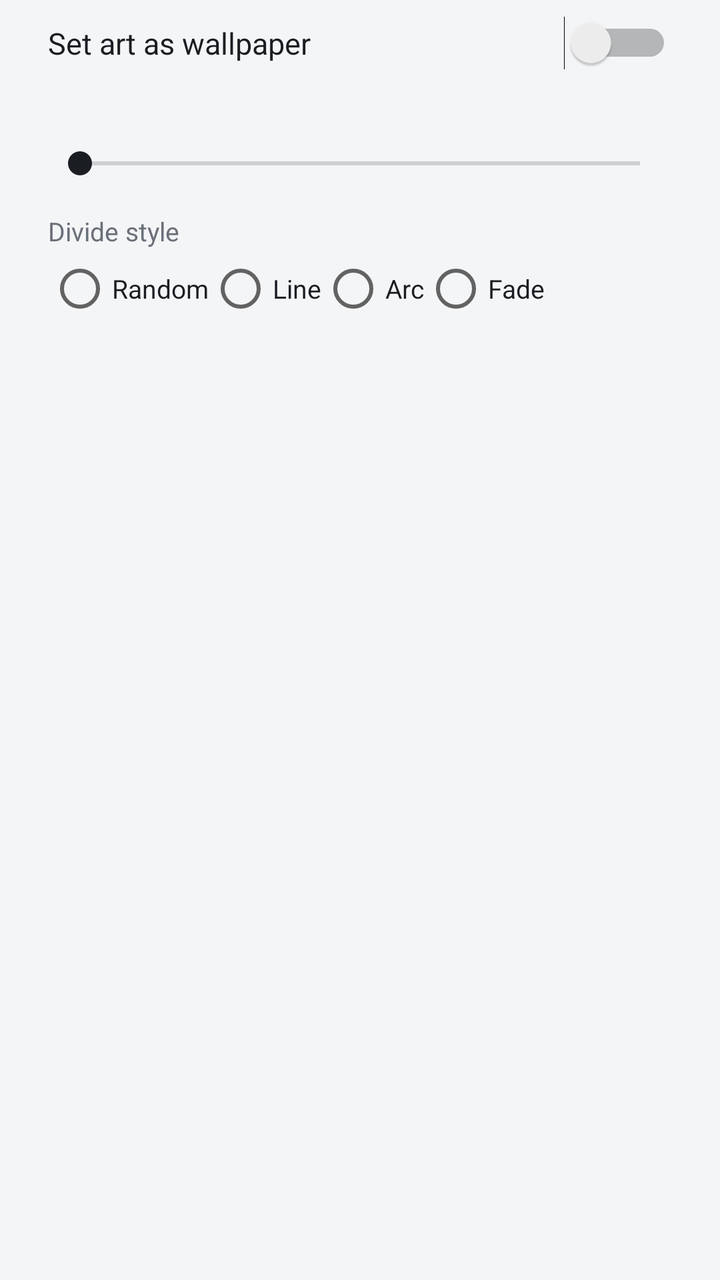
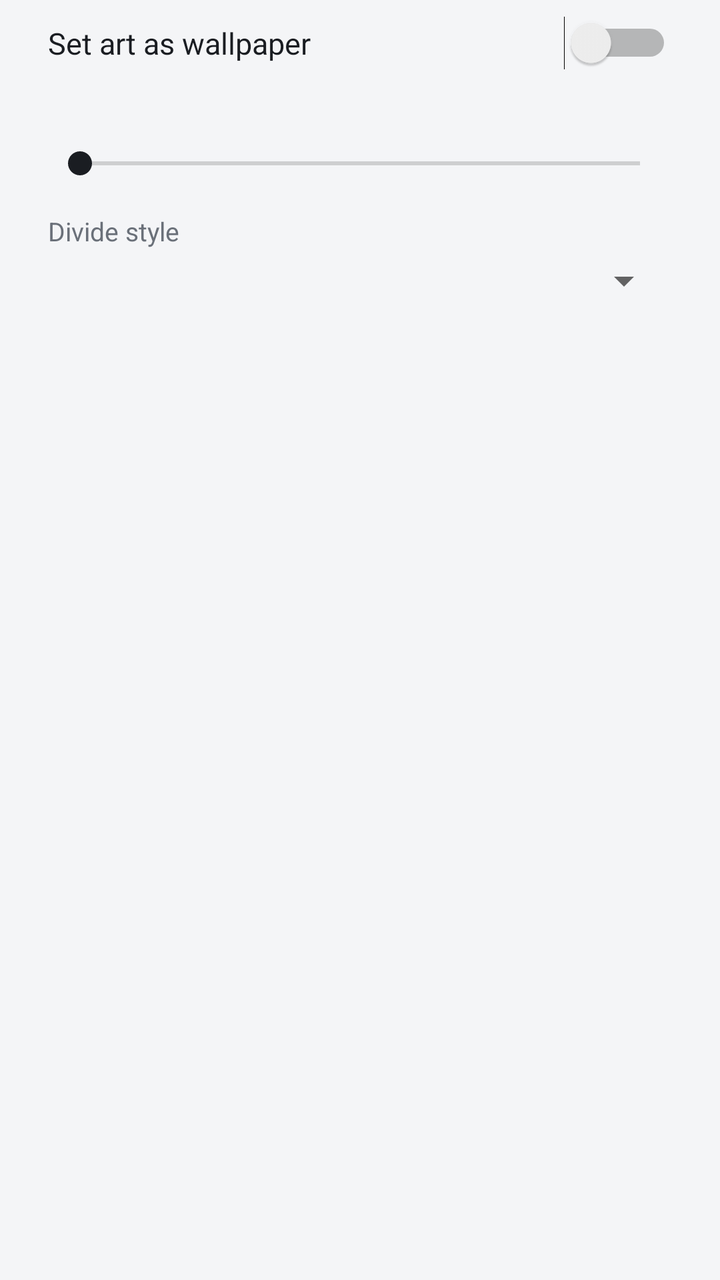

Two renders of the same Android screen: before a commit and after it. Below are the layout's source before the change and the commit's diff.
<!-- AndroidManifest.xml: application theme AppTheme -->
<!-- res/layout/dialog_wallpaper.xml -->
<?xml version="1.0" encoding="utf-8"?>
<LinearLayout xmlns:android="http://schemas.android.com/apk/res/android"
    android:layout_width="match_parent"
    android:layout_height="wrap_content"
    android:orientation="vertical"
    android:paddingStart="24dp"
    android:paddingEnd="24dp"
    android:paddingTop="8dp">

    <Switch
        android:id="@+id/switchWallpaper"
        android:layout_width="match_parent"
        android:layout_height="wrap_content"
        android:text="@string/wallpaper_switch"
        android:textColor="@color/text"
        android:textSize="15sp" />

    <TextView
        android:id="@+id/solidLabel"
        android:layout_width="wrap_content"
        android:layout_height="wrap_content"
        android:layout_marginTop="16dp"
        android:textColor="@color/text_dim"
        android:textSize="13sp" />

    <SeekBar
        android:id="@+id/solidSeek"
        android:layout_width="match_parent"
        android:layout_height="wrap_content"
        android:layout_marginTop="4dp"
        android:max="60" />

    <TextView
        android:layout_width="wrap_content"
        android:layout_height="wrap_content"
        android:layout_marginTop="16dp"
        android:text="@string/divide_label"
        android:textColor="@color/text_dim"
        android:textSize="13sp" />

    <RadioGroup
        android:id="@+id/divideGroup"
        android:layout_width="match_parent"
        android:layout_height="wrap_content"
        android:layout_marginTop="4dp"
        android:orientation="horizontal">

        <RadioButton
            android:id="@+id/divideRandom"
            android:layout_width="wrap_content"
            android:layout_height="wrap_content"
            android:text="@string/divide_random"
            android:textColor="@color/text"
            android:textSize="13sp" />

        <RadioButton
            android:id="@+id/divideLine"
            android:layout_width="wrap_content"
            android:layout_height="wrap_content"
            android:text="@string/divide_line"
            android:textColor="@color/text"
            android:textSize="13sp" />

        <RadioButton
            android:id="@+id/divideArc"
            android:layout_width="wrap_content"
            android:layout_height="wrap_content"
            android:text="@string/divide_arc"
            android:textColor="@color/text"
            android:textSize="13sp" />

        <RadioButton
            android:id="@+id/divideFade"
            android:layout_width="wrap_content"
            android:layout_height="wrap_content"
            android:text="@string/divide_fade"
            android:textColor="@color/text"
            android:textSize="13sp" />
    </RadioGroup>
</LinearLayout>
<!-- resources referenced by this layout -->
<resources>
  <color name="text">#1A1D22</color>
  <color name="text_dim">#6A7079</color>
  <string name="divide_arc">Arc</string>
  <string name="divide_fade">Fade</string>
  <string name="divide_label">Divide style</string>
  <string name="divide_line">Line</string>
  <string name="divide_random">Random</string>
  <string name="wallpaper_switch">Set art as wallpaper</string>
  <style name="AppTheme" parent="android:Theme.Material.Light.NoActionBar">
          <item name="android:windowBackground">@color/bg</item>
          <item name="android:statusBarColor">@color/bg</item>
          <item name="android:navigationBarColor">@color/bg</item>
          <item name="android:textColor">@color/text</item>
          <item name="android:colorAccent">@color/text</item>
          <item name="android:windowLightStatusBar">true</item>
          <item name="android:windowLightNavigationBar">true</item>
      </style>
  <color name="bg">#F4F5F7</color>
</resources>

<!-- the commit's change to res/layout/dialog_wallpaper.xml (unified diff, before → after) -->
@@ -38,43 +38,9 @@
         android:textColor="@color/text_dim"
         android:textSize="13sp" />
 
-    <RadioGroup
-        android:id="@+id/divideGroup"
+    <Spinner
+        android:id="@+id/divideSpinner"
         android:layout_width="match_parent"
         android:layout_height="wrap_content"
-        android:layout_marginTop="4dp"
-        android:orientation="horizontal">
-
-        <RadioButton
-            android:id="@+id/divideRandom"
-            android:layout_width="wrap_content"
-            android:layout_height="wrap_content"
-            android:text="@string/divide_random"
-            android:textColor="@color/text"
-            android:textSize="13sp" />
-
-        <RadioButton
-            android:id="@+id/divideLine"
-            android:layout_width="wrap_content"
-            android:layout_height="wrap_content"
-            android:text="@string/divide_line"
-            android:textColor="@color/text"
-            android:textSize="13sp" />
-
-        <RadioButton
-            android:id="@+id/divideArc"
-            android:layout_width="wrap_content"
-            android:layout_height="wrap_content"
-            android:text="@string/divide_arc"
-            android:textColor="@color/text"
-            android:textSize="13sp" />
-
-        <RadioButton
-            android:id="@+id/divideFade"
-            android:layout_width="wrap_content"
-            android:layout_height="wrap_content"
-            android:text="@string/divide_fade"
-            android:textColor="@color/text"
-            android:textSize="13sp" />
-    </RadioGroup>
+        android:layout_marginTop="4dp" />
 </LinearLayout>
<!-- resource entries referenced after the edit -->
@@ -2,11 +2,7 @@
 <resources>
   <color name="text">#1A1D22</color>
   <color name="text_dim">#6A7079</color>
-  <string name="divide_arc">Arc</string>
-  <string name="divide_fade">Fade</string>
   <string name="divide_label">Divide style</string>
-  <string name="divide_line">Line</string>
-  <string name="divide_random">Random</string>
   <string name="wallpaper_switch">Set art as wallpaper</string>
   <style name="AppTheme" parent="android:Theme.Material.Light.NoActionBar">
           <item name="android:windowBackground">@color/bg</item>
